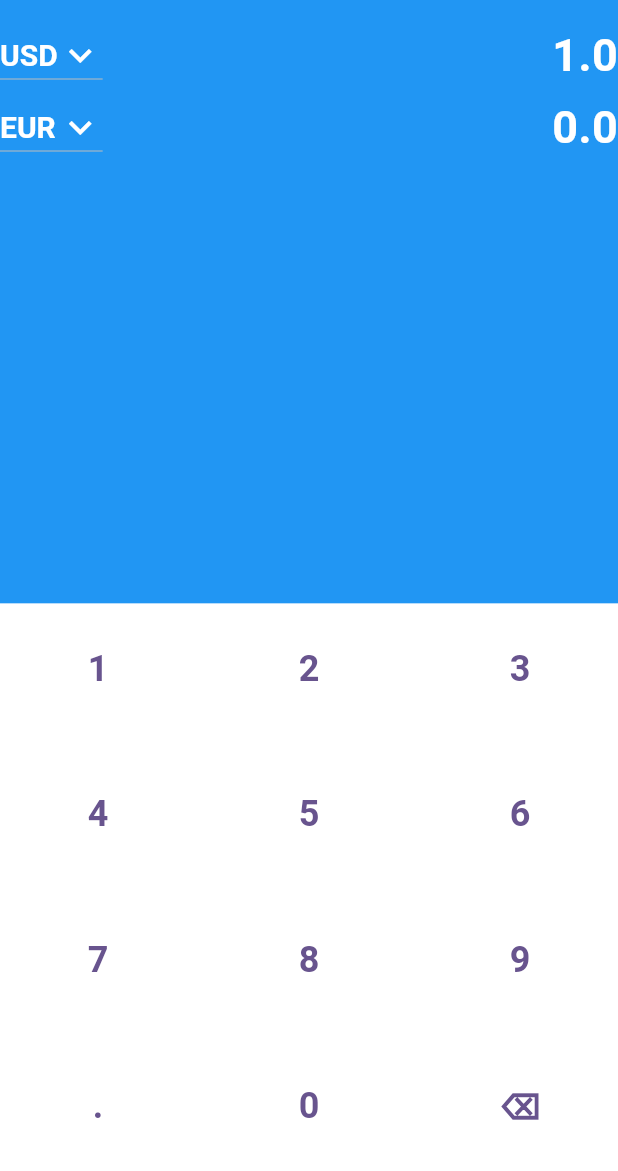
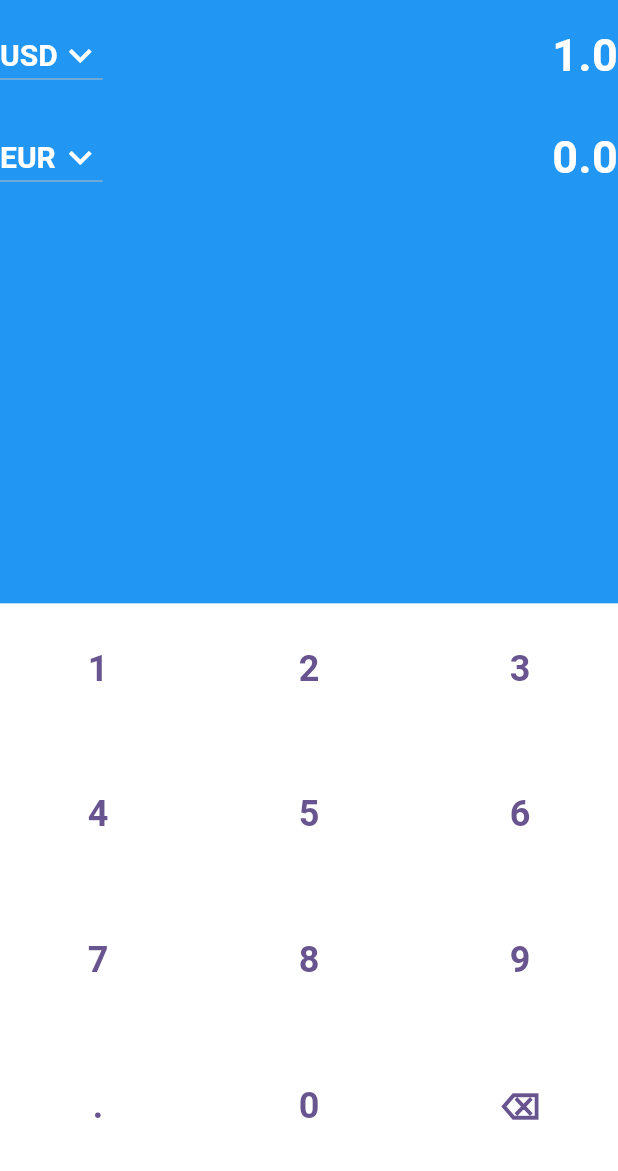
Before and after one commit to saedkhaled/currency_converter, a Flutter app: the ConverterPage screen opened directly, on a phone screen of 412 x 824 dp, the part 65-1236 px from its top. Run offline on Flutter 3.47's test engine with Material 2 defaults, Android fonts, the phone set to English and light mode, and no system bars; our stand-ins replace flutter_dotenv, get, get_it; network calls fail.

Commit message:
Implement currency row widget.

```diff
--- a/lib/ui/converter_page.dart
+++ b/lib/ui/converter_page.dart
@@ -2,8 +2,8 @@ import 'package:currency_converter/modules/currency_converter/converter_controll
 import 'package:flutter/material.dart';
 import 'package:get/get.dart';
 
-import 'currency_dropdown.dart';
-import 'num_pad.dart';
+import 'widgets/currency_row.dart';
+import 'widgets/num_pad.dart';
 
 class ConverterPage extends StatefulWidget {
   const ConverterPage({Key? key}) : super(key: key);
@@ -32,49 +32,22 @@ class _ConverterPageState extends State<ConverterPage> {
         children: <Widget>[
           Column(
             children: [
-              Row(
-                mainAxisAlignment: MainAxisAlignment.spaceBetween,
-                children: [
               Obx(
-                    () => CurrencyDropdown(
+                () => CurrencyRow(
                   currencies: _controller.supportedCurrencies.value,
                   selectedCurrency: _controller.fromCurrency.value,
                   onCurrencyChanged: _controller.onFromCurrencyChanged,
+                  amount: _controller.amount.value.toString(),
                 ),
               ),
+              const SizedBox(height: 20),
               Obx(
-                    () => Text(
-                      _controller.amount.value.toString(),
-                      style: const TextStyle(
-                        fontSize: 30,
-                        fontWeight: FontWeight.bold,
-                        color: Colors.white,
-                      ),
-                    ),
-                  ),
-                ],
-              ),
-              Row(
-                mainAxisAlignment: MainAxisAlignment.spaceBetween,
-                children: [
-                  Obx(
-                    () => CurrencyDropdown(
+                () => CurrencyRow(
                   currencies: _controller.supportedCurrencies.value,
                   selectedCurrency: _controller.toCurrency.value,
                   onCurrencyChanged: _controller.onToCurrencyChanged,
+                  amount: _controller.result.value.toString(),
                 ),
-                  ),
-                  Obx(
-                    () => Text(
-                      _controller.result.value.toString(),
-                      style: const TextStyle(
-                        fontSize: 30,
-                        fontWeight: FontWeight.bold,
-                        color: Colors.white,
-                      ),
-                    ),
-                  ),
-                ],
               ),
             ],
           ),
--- a/lib/ui/home_page.dart
+++ b/lib/ui/home_page.dart
@@ -1,6 +1,4 @@
-import 'package:currency_converter/modules/currency_converter/converter_controller.dart';
 import 'package:flutter/material.dart';
-
 import 'converter_page.dart';
 
 class MyHomePage extends StatefulWidget {
@@ -13,7 +11,6 @@ class MyHomePage extends StatefulWidget {
 }
 
 class _MyHomePageState extends State<MyHomePage> {
-  final ConverterController _controller = ConverterController();
 
   @override
   Widget build(BuildContext context) {
--- /dev/null
+++ b/lib/ui/widgets/currency_row.dart
@@ -0,0 +1,40 @@
+import 'package:flutter/material.dart';
+
+import 'currency_dropdown.dart';
+
+class CurrencyRow extends StatelessWidget {
+  final List<String> currencies;
+  final String selectedCurrency;
+  final Function(String?) onCurrencyChanged;
+  final String amount;
+
+  const CurrencyRow({
+    Key? key,
+    required this.currencies,
+    required this.selectedCurrency,
+    required this.onCurrencyChanged,
+    required this.amount,
+  }) : super(key: key);
+
+  @override
+  Widget build(BuildContext context) {
+    return Row(
+      mainAxisAlignment: MainAxisAlignment.spaceBetween,
+      children: [
+        CurrencyDropdown(
+          currencies: currencies,
+          selectedCurrency: selectedCurrency,
+          onCurrencyChanged: onCurrencyChanged,
+        ),
+        Text(
+          amount,
+          style: const TextStyle(
+            fontSize: 30,
+            fontWeight: FontWeight.bold,
+            color: Colors.white,
+          ),
+        ),
+      ],
+    );
+  }
+}
```
Also changed, not shown: lib/ui/widgets/currency_dropdown.dart (renamed from lib/ui/currency_dropdown.dart), lib/ui/widgets/num_pad.dart (renamed from lib/ui/num_pad.dart). Lines whose indentation alone changed are shown as unchanged.
